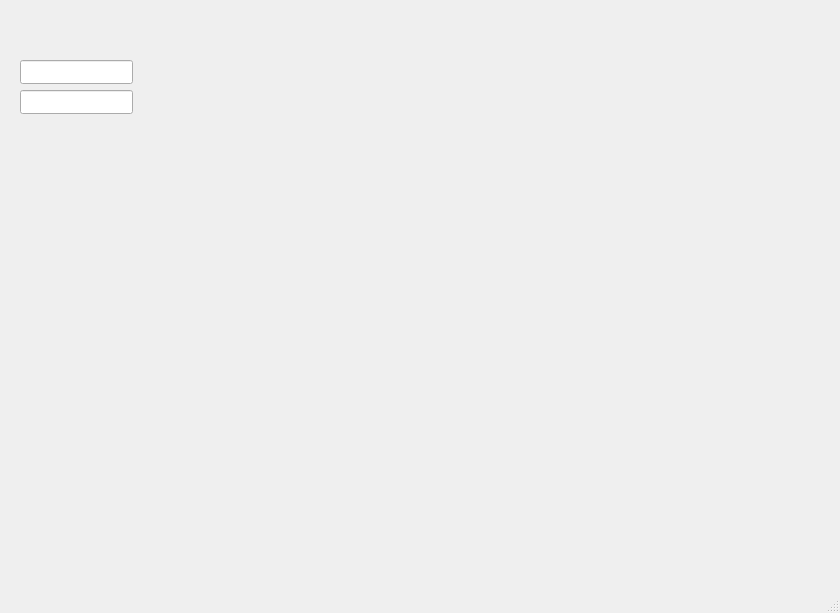
Before: the Qt Designer form SequenceGUI/mainwindow.ui in DDDDJptichka/lab_sem2, drawn with Qt 5.
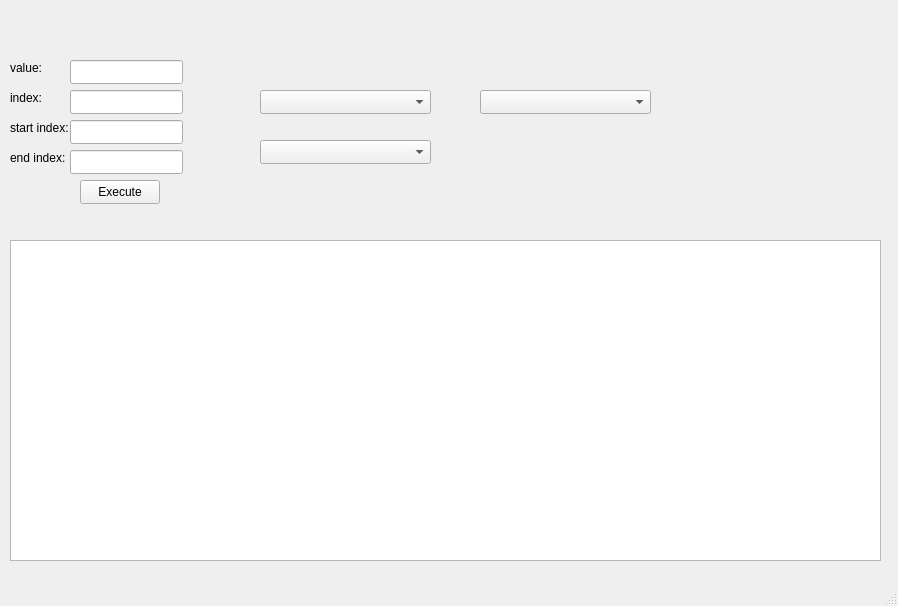
After: the same form once the commit is applied.

```diff
--- a/SequenceGUI/mainwindow.ui
+++ b/SequenceGUI/mainwindow.ui
@@ -6,8 +6,8 @@
    <rect>
     <x>0</x>
     <y>0</y>
-    <width>840</width>
-    <height>613</height>
+    <width>898</width>
+    <height>606</height>
    </rect>
   </property>
   <property name="windowTitle">
@@ -17,21 +17,158 @@
    <widget class="QLineEdit" name="lineEdit">
     <property name="geometry">
      <rect>
-      <x>20</x>
+      <x>70</x>
       <y>60</y>
       <width>113</width>
       <height>24</height>
      </rect>
     </property>
+    <property name="text">
+     <string/>
+    </property>
    </widget>
    <widget class="QLineEdit" name="lineEdit_2">
     <property name="geometry">
      <rect>
-      <x>20</x>
+      <x>70</x>
       <y>90</y>
       <width>113</width>
       <height>24</height>
      </rect>
+    </property>
+    <property name="text">
+     <string/>
+    </property>
+   </widget>
+   <widget class="QLineEdit" name="startEdit">
+    <property name="geometry">
+     <rect>
+      <x>70</x>
+      <y>120</y>
+      <width>113</width>
+      <height>24</height>
+     </rect>
+    </property>
+    <property name="text">
+     <string/>
+    </property>
+   </widget>
+   <widget class="QLineEdit" name="endEdit">
+    <property name="geometry">
+     <rect>
+      <x>70</x>
+      <y>150</y>
+      <width>113</width>
+      <height>24</height>
+     </rect>
+    </property>
+    <property name="text">
+     <string/>
+    </property>
+   </widget>
+   <widget class="QComboBox" name="SequenceTypeBox">
+    <property name="geometry">
+     <rect>
+      <x>260</x>
+      <y>90</y>
+      <width>171</width>
+      <height>24</height>
+     </rect>
+    </property>
+   </widget>
+   <widget class="QComboBox" name="DataTypeBox">
+    <property name="geometry">
+     <rect>
+      <x>480</x>
+      <y>90</y>
+      <width>171</width>
+      <height>24</height>
+     </rect>
+    </property>
+   </widget>
+   <widget class="QComboBox" name="MethodTypeBox">
+    <property name="geometry">
+     <rect>
+      <x>260</x>
+      <y>140</y>
+      <width>171</width>
+      <height>24</height>
+     </rect>
+    </property>
+   </widget>
+   <widget class="QTextEdit" name="OutputText">
+    <property name="geometry">
+     <rect>
+      <x>10</x>
+      <y>240</y>
+      <width>871</width>
+      <height>321</height>
+     </rect>
+    </property>
+   </widget>
+   <widget class="QLabel" name="label">
+    <property name="geometry">
+     <rect>
+      <x>10</x>
+      <y>60</y>
+      <width>31</width>
+      <height>16</height>
+     </rect>
+    </property>
+    <property name="text">
+     <string>value:</string>
+    </property>
+   </widget>
+   <widget class="QLabel" name="label_2">
+    <property name="geometry">
+     <rect>
+      <x>10</x>
+      <y>90</y>
+      <width>31</width>
+      <height>16</height>
+     </rect>
+    </property>
+    <property name="text">
+     <string>index:</string>
+    </property>
+   </widget>
+   <widget class="QLabel" name="label_3">
+    <property name="geometry">
+     <rect>
+      <x>10</x>
+      <y>120</y>
+      <width>61</width>
+      <height>16</height>
+     </rect>
+    </property>
+    <property name="text">
+     <string>start index:</string>
+    </property>
+   </widget>
+   <widget class="QLabel" name="label_4">
+    <property name="geometry">
+     <rect>
+      <x>10</x>
+      <y>150</y>
+      <width>61</width>
+      <height>16</height>
+     </rect>
+    </property>
+    <property name="text">
+     <string>end index:</string>
+    </property>
+   </widget>
+   <widget class="QPushButton" name="executeButton">
+    <property name="geometry">
+     <rect>
+      <x>80</x>
+      <y>180</y>
+      <width>80</width>
+      <height>24</height>
+     </rect>
+    </property>
+    <property name="text">
+     <string>Execute</string>
     </property>
    </widget>
   </widget>
```
Left out of the diff: 6 changed lines with no effect on the pictures.
